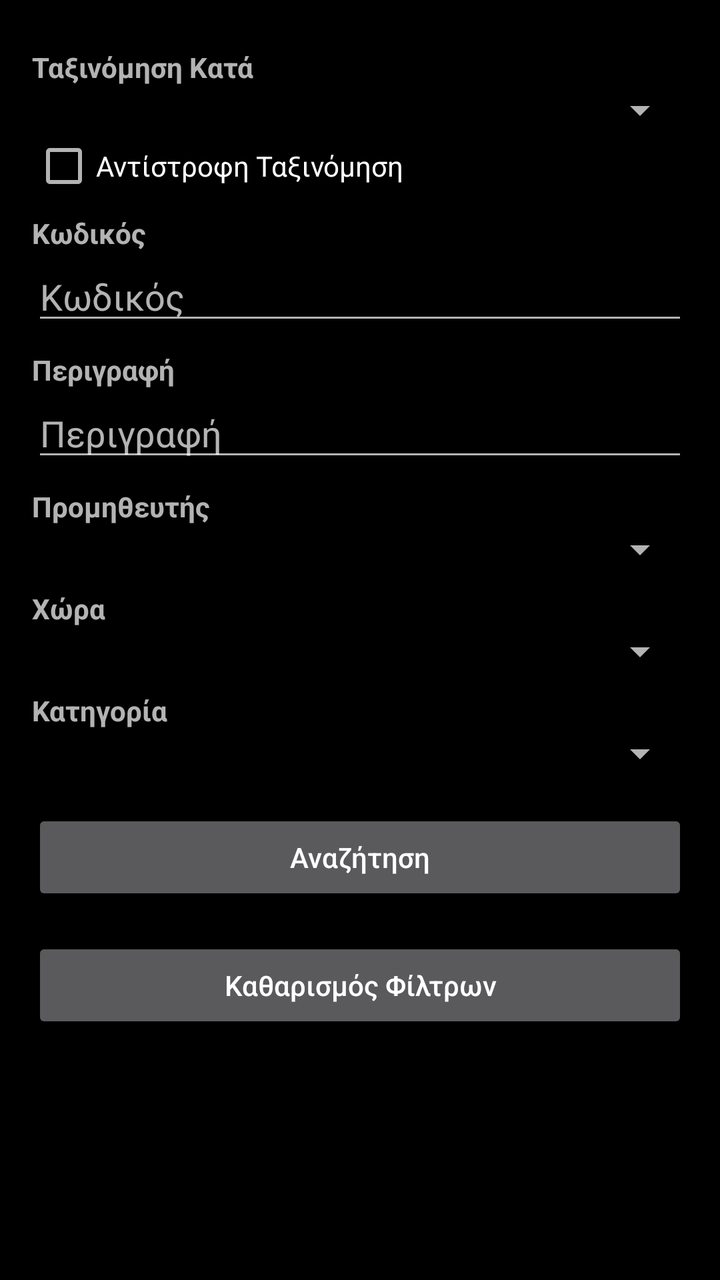
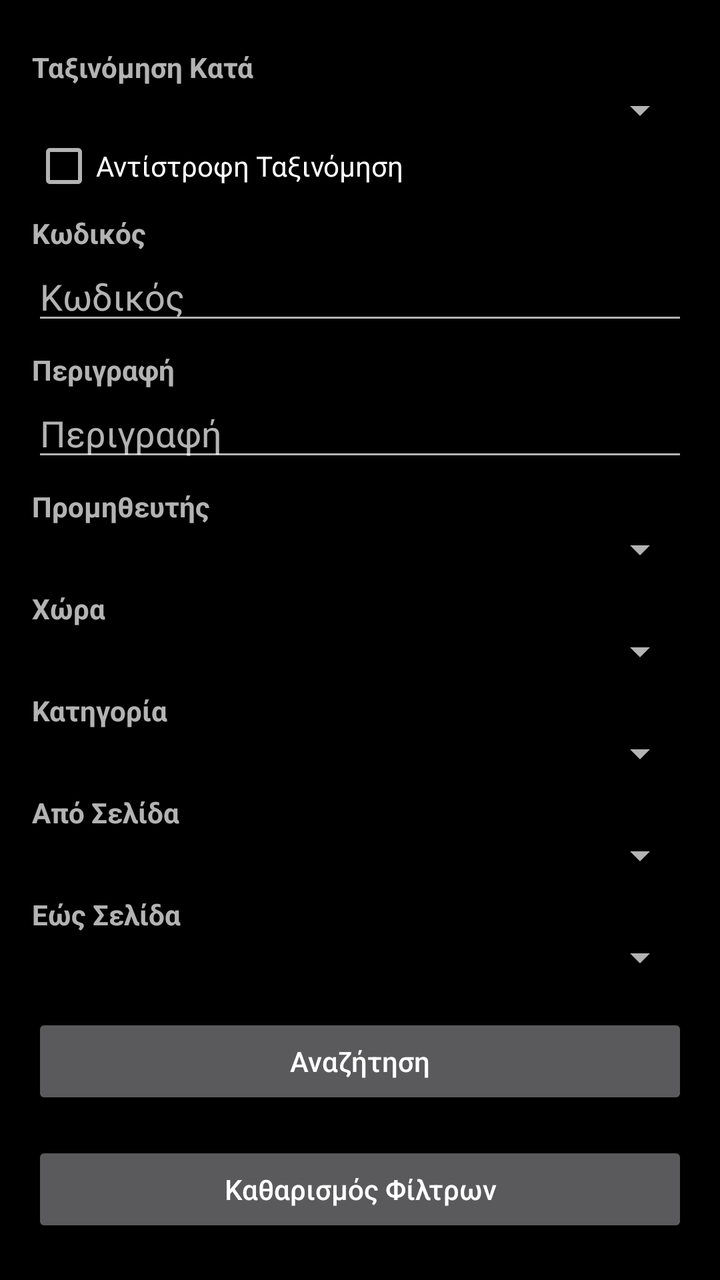

An Android layout rendered at two revisions. The XML below is the earlier revision; the diff shows what the commit changed to produce the second picture.
<!-- AndroidManifest.xml: application theme AppTheme -->
<!-- res/layout/fragment_filters.xml -->
<?xml version="1.0" encoding="utf-8"?>
<ScrollView xmlns:android="http://schemas.android.com/apk/res/android"
    android:layout_width="350dp"
    android:layout_height="match_parent"
    android:background="@color/colorPrimaryDark"
    android:padding="16dp">

    <LinearLayout
        android:orientation="vertical"
        android:layout_width="match_parent"
        android:layout_height="wrap_content"
        android:gravity="center_horizontal">
        
        <TextView android:layout_width="match_parent"
            android:layout_height="wrap_content"
            android:text="Ταξινόμηση Κατά"
            android:textStyle="bold"
            android:paddingTop="8dp"/>
        <Spinner
            android:id="@+id/spinner_orderby"
            android:layout_width="match_parent"
            android:layout_height="wrap_content" />

        <CheckBox
            android:id="@+id/descending"
            android:layout_width="match_parent"
            android:text="Αντίστροφη Ταξινόμηση"
            android:layout_height="wrap_content">
        </CheckBox>
        
        <TextView android:layout_width="match_parent"
            android:layout_height="wrap_content"
            android:text="Κωδικός"
            android:textStyle="bold"
            android:paddingTop="8dp"/>
        <EditText
            android:id="@+id/edittext_code"
            android:layout_width="match_parent"
            android:layout_height="wrap_content"
            android:singleLine="true"
            android:imeOptions="actionSearch"
            android:hint="Κωδικός" />

        
        <TextView android:layout_width="match_parent"
            android:layout_height="wrap_content"
            android:text="Περιγραφή"
            android:textStyle="bold"
            android:paddingTop="8dp"/>
        <EditText
            android:id="@+id/edittext_description"
            android:layout_width="match_parent"
            android:layout_height="wrap_content"
            android:singleLine="true"
            android:imeOptions="actionSearch"
            android:hint="Περιγραφή" />
        
        <TextView android:layout_width="match_parent"
            android:layout_height="wrap_content"
            android:text="Προμηθευτής"
            android:textStyle="bold"
            android:paddingTop="8dp"/>
        <Spinner
            android:id="@+id/spinner_suppliers"
            android:layout_width="match_parent"
            android:layout_height="wrap_content" />

        
        <TextView android:layout_width="match_parent"
            android:layout_height="wrap_content"
            android:text="Χώρα"
            android:textStyle="bold"
            android:paddingTop="8dp"/>
        <Spinner
            android:id="@+id/spinner_countries"
            android:layout_width="match_parent"
            android:layout_height="wrap_content" />

        
        <TextView android:layout_width="match_parent"
            android:layout_height="wrap_content"
            android:text="Κατηγορία"
            android:textStyle="bold"
            android:paddingTop="8dp"/>
        <Spinner
            android:id="@+id/spinner_categories"
            android:layout_width="match_parent"
            android:layout_height="wrap_content" />








        
        <Button
            android:id="@+id/button_search"
            android:layout_width="match_parent"
            android:layout_height="wrap_content"
            android:layout_marginTop="16dp"
            android:textAllCaps="false"
            android:text="Αναζήτηση" />

        <Button
            android:id="@+id/clear_filter"
            android:layout_width="match_parent"
            android:layout_height="wrap_content"
            android:layout_marginTop="16dp"
            android:textAllCaps="false"
            android:text="Καθαρισμός Φίλτρων" />
    </LinearLayout>
</ScrollView>
<!-- resources referenced by this layout -->
<resources>
  <color name="colorPrimaryDark">#000000</color>
  <style name="AppTheme" parent="Theme.AppCompat.NoActionBar">
          
          <item name="colorPrimary">@color/colorPrimary</item>
          <item name="colorPrimaryDark">@color/colorPrimaryDark</item>
          <item name="colorAccent">@color/colorAccent</item>
          <item name="android:actionButtonStyle">@style/myActionButtonStyle</item>
          <item name="actionButtonStyle">@style/myActionButtonStyle</item>
      </style>
  <color name="colorPrimary">#808080</color>
  <color name="colorAccent">#fff</color>
  <style name="myActionButtonStyle" parent="Widget.AppCompat.ActionButton">
          <item name="android:minWidth">50dp</item>
          <item name="android:maxWidth">50dp</item>
          <item name="android:width">50dp</item>
          <item name="android:minHeight">50dp</item>
          <item name="android:maxHeight">50dp</item>
          <item name="android:height">50dp</item>
      </style>
</resources>

<!-- the commit's change to res/layout/fragment_filters.xml (unified diff, before → after) -->
@@ -88,9 +88,25 @@
             android:layout_height="wrap_content" />
 
 
+        <TextView android:layout_width="match_parent"
+            android:layout_height="wrap_content"
+            android:text="Από Σελίδα"
+            android:textStyle="bold"
+            android:paddingTop="8dp"/>
+        <Spinner
+            android:id="@+id/spinner_pages1"
+            android:layout_width="match_parent"
+            android:layout_height="wrap_content" />
 
-
-
+        <TextView android:layout_width="match_parent"
+            android:layout_height="wrap_content"
+            android:text="Εώς Σελίδα"
+            android:textStyle="bold"
+            android:paddingTop="8dp"/>
+        <Spinner
+            android:id="@+id/spinner_pages2"
+            android:layout_width="match_parent"
+            android:layout_height="wrap_content" />
 
 
 
